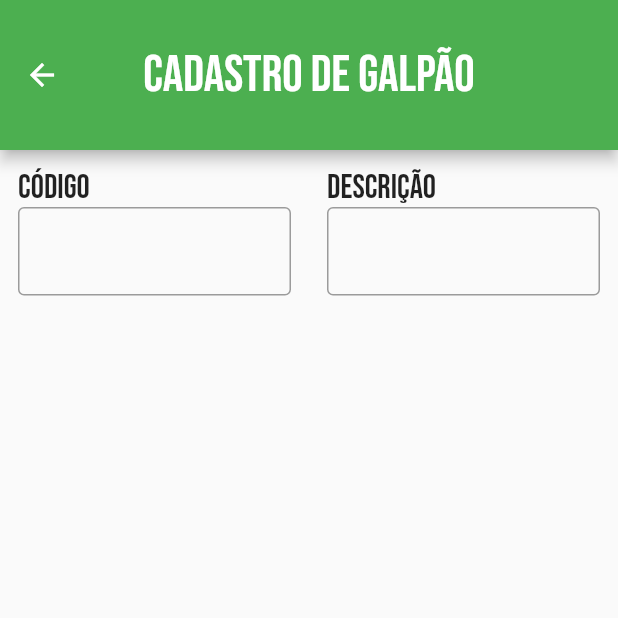
After one commit to IsaiasBrazil/avicultor, a Flutter app: the TelaCadastroGalpao screen opened directly, on a phone screen of 412 x 824 dp, the top half of it. The commit adds this screen. Run offline on Flutter 3.47's test engine with Material 2 defaults, Android fonts, the phone set to English and light mode, and no system bars.

Commit message:
Tela de cadastro de galpão implementada

```diff
--- /dev/null
+++ b/lib/cadastrar_galpao.dart
@@ -0,0 +1,51 @@
+import 'package:flutter/material.dart';
+import 'widget_campo.dart';
+
+class TelaCadastroGalpao extends StatefulWidget {
+  const TelaCadastroGalpao({super.key});
+
+  @override
+  State<TelaCadastroGalpao> createState() => _TelaCadastroGalpaoState();
+}
+
+class _TelaCadastroGalpaoState extends State<TelaCadastroGalpao> {
+  TextEditingController codigoGalpao = TextEditingController();
+  TextEditingController descricaoGalpao = TextEditingController();
+
+  @override
+  Widget build(BuildContext context) {
+    return Scaffold(
+      appBar: AppBar(
+        toolbarHeight: 100,
+        centerTitle: true,
+        title: Text(
+          'Cadastro de Galpão',
+          style: TextStyle(fontFamily: 'BebasNeue', fontSize: 34),
+        ),
+      ),
+      body: Column(
+        children: [
+          Row(
+            crossAxisAlignment: CrossAxisAlignment.start,
+            children: [
+              Expanded(
+                child: Campo(
+                  nome: 'Código',
+                  controller: codigoGalpao,
+                  keyboardType: TextInputType.text,
+                ),
+              ),
+              Expanded(
+                child: Campo(
+                  nome: 'Descrição',
+                  controller: descricaoGalpao,
+                  keyboardType: TextInputType.text,
+                ),
+              )
+            ],
+          )
+        ],
+      ),
+    );
+  }
+}
--- a/lib/cadastrar_lote.dart
+++ b/lib/cadastrar_lote.dart
@@ -44,6 +44,7 @@ class _TelaCadastroLoteState extends State<TelaCadastroLote> {
                 child: Campo(
                   nome: 'Código do galpão:',
                   controller: codigoDoGalpao,
+                  keyboardType: TextInputType.text,
                 ),
               )
             ],
@@ -88,6 +89,7 @@ class _TelaCadastroLoteState extends State<TelaCadastroLote> {
                 child: Campo(
                   nome: 'Descrição:',
                   controller: descricao,
+                  keyboardType: TextInputType.text,
                 ),
               ),
             ],
```
